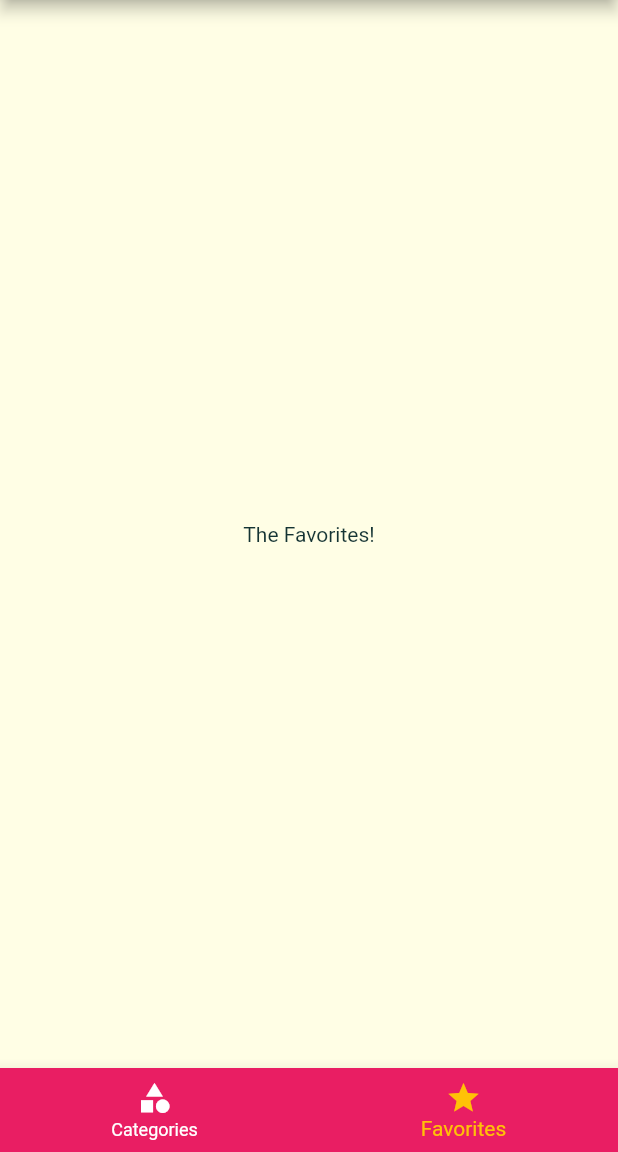
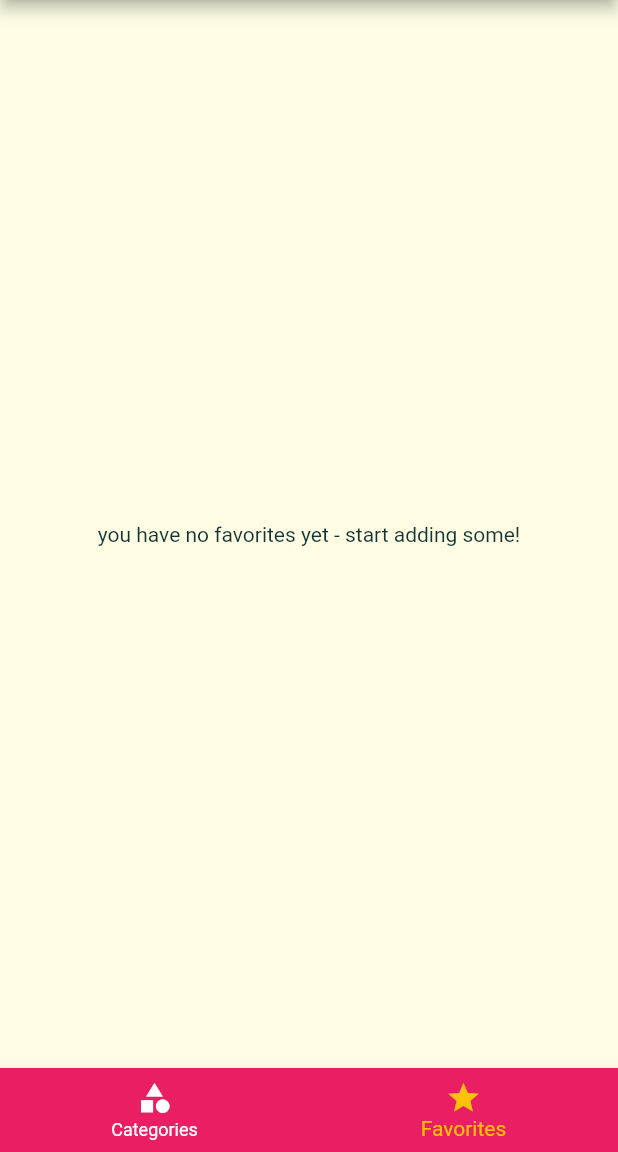
Before and after one commit to SukaranKant/Meals, a Flutter app: the screen it shows after launch, item 2 of the bottom bar chosen, on a phone screen of 412 x 824 dp, the part 84-1236 px from its top. Run offline on Flutter 3.47's test engine with Material 2 defaults, Android fonts, the phone set to English and light mode, and no system bars; Roboto replaces fonts that are missing (Raleway).

Commit message:
add favorites screen

```diff
--- a/lib/main.dart
+++ b/lib/main.dart
@@ -24,6 +24,7 @@ class _MyAppState extends State<MyApp> {
   };
 
   List<Meal> _availableMeals = DUMMY_MEALS;
+  List<Meal> _favoriteMeals = [];
 
   void _setFilters(Map<String, bool> filterData) {
     setState(() {
@@ -45,6 +46,25 @@ class _MyAppState extends State<MyApp> {
         return true;
       }).toList();
     });
+  }
+
+  void _toggleFavorite(String mealId) {
+    final existingIndex = _favoriteMeals.indexWhere((meal) => meal.id == mealId);
+    if (existingIndex >= 0) {
+      setState(() {
+        _favoriteMeals.removeAt(existingIndex);
+      });
+    } else {
+      setState(() {
+        _favoriteMeals.add(
+          DUMMY_MEALS.firstWhere((meal) => meal.id == mealId),
+        );
+      });
+    }
+  }
+
+  bool _isMealFavorite(String id) {
+    return _favoriteMeals.any((meal) => meal.id == id);
   }
 
   @override
@@ -73,14 +93,14 @@ class _MyAppState extends State<MyApp> {
       ),
       // home: CategoriesScreen(),
       routes: {
-        '/': (ctx) => TabsScreen(),
+        '/': (ctx) => TabsScreen(_favoriteMeals),
         CategoryMealsScreen.routeName: (ctx) => CategoryMealsScreen(_availableMeals),
-        MealDetailScreen.routeName: (ctx) => MealDetailScreen(),
+        MealDetailScreen.routeName: (ctx) => MealDetailScreen(_toggleFavorite, _isMealFavorite),
         FiltersScreen.routeName: (ctx) => FiltersScreen(_setFilters, _filters),
       },
       onUnknownRoute: (settings) {
         return MaterialPageRoute(
-          builder: (ctx) => TabsScreen(),
+          builder: (ctx) => TabsScreen(_favoriteMeals),
         );
       },
     );
--- a/lib/screens/favorites_screen.dart
+++ b/lib/screens/favorites_screen.dart
@@ -1,13 +1,33 @@
 import 'package:flutter/material.dart';
+import '../models/meal.dart';
+import '../widgets/meal_item.dart';
 
 class FavoritesScreen extends StatelessWidget {
 
+  final List<Meal> favoriteMeals;
+
+  const FavoritesScreen(this.favoriteMeals);
+
   @override
   Widget build(BuildContext context) {
-    return Center(
-      child: Container(
-        child: const Text('The Favorites!'),
-      ),
-    );
+    if (favoriteMeals.isEmpty) {
+      return const Center(
+        child: Text('you have no favorites yet - start adding some!'),
+      );
+    } else {
+      return ListView.builder(
+        itemBuilder: ((ctx, index) {
+          return MealItem(
+            id: favoriteMeals[index].id,
+            title: favoriteMeals[index].title,
+            imageUrl: favoriteMeals[index].imageUrl,
+            duration: favoriteMeals[index].duration,
+            complexity: favoriteMeals[index].complexity,
+            affordability: favoriteMeals[index].affordability,
+          );
+        }),
+        itemCount: favoriteMeals.length,
+      );
+    }
   }
 }
--- a/lib/screens/filters_screen.dart
+++ b/lib/screens/filters_screen.dart
@@ -53,7 +53,7 @@ class _FiltersScreenState extends State<FiltersScreen> {
         title: Text('Your Filters'),
         actions: [
           IconButton(
-            onPressed: (){
+            onPressed: () {
               final selectedFilters = {
                 'gluten': _glutenFree,
                 'lactose': _lactoseFree,
--- a/lib/screens/tabs_screen.dart
+++ b/lib/screens/tabs_screen.dart
@@ -1,24 +1,20 @@
 import 'package:flutter/material.dart';
+import '../models/meal.dart';
 import '../widgets/main_drawer.dart';
 import './categories_screen.dart';
 import './favorites_screen.dart';
 
 class TabsScreen extends StatefulWidget {
+  final List<Meal> favoriteMeals;
+
+  const TabsScreen(this.favoriteMeals);
+
   @override
   State<TabsScreen> createState() => _TabsScreenState();
 }
 
 class _TabsScreenState extends State<TabsScreen> {
-  final List<Map<String, Object>> _pages = [
-    {
-      'page': CategoriesScreen(),
-      'title': 'Categories',
-    },
-    {
-      'page': FavoritesScreen(),
-      'title': 'Your Favorites',
-    },
-  ];
+  List<Map<String, Object>> _pages;
 
   int _selectedPageIndex = 0;
 
@@ -26,6 +22,21 @@ class _TabsScreenState extends State<TabsScreen> {
     setState(() {
       _selectedPageIndex = index;
     });
+  }
+
+  @override
+  void initState() {
+    _pages = [
+      {
+        'page': CategoriesScreen(),
+        'title': 'Categories',
+      },
+      {
+        'page': FavoritesScreen(widget.favoriteMeals),
+        'title': 'Your Favorites',
+      },
+    ];
+    super.initState();
   }
 
   @override
```
Also changed, not shown: lib/screens/meal_detail_screen.dart (+9 -4 lines).
